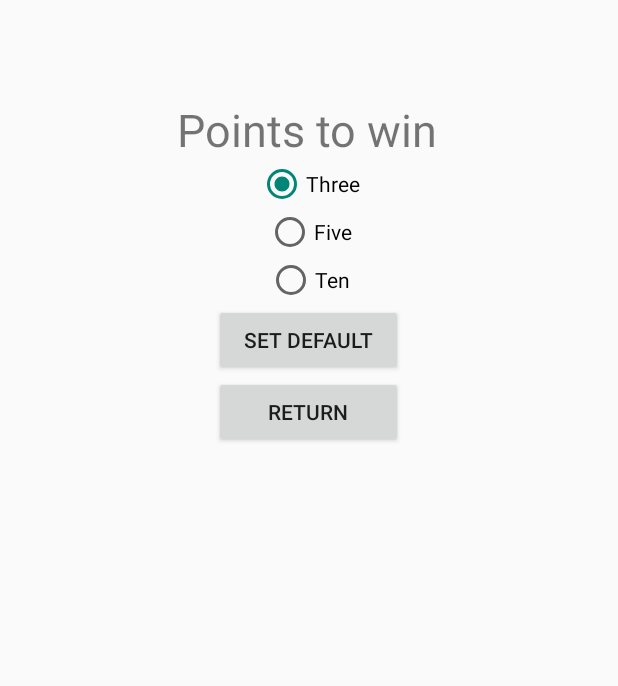
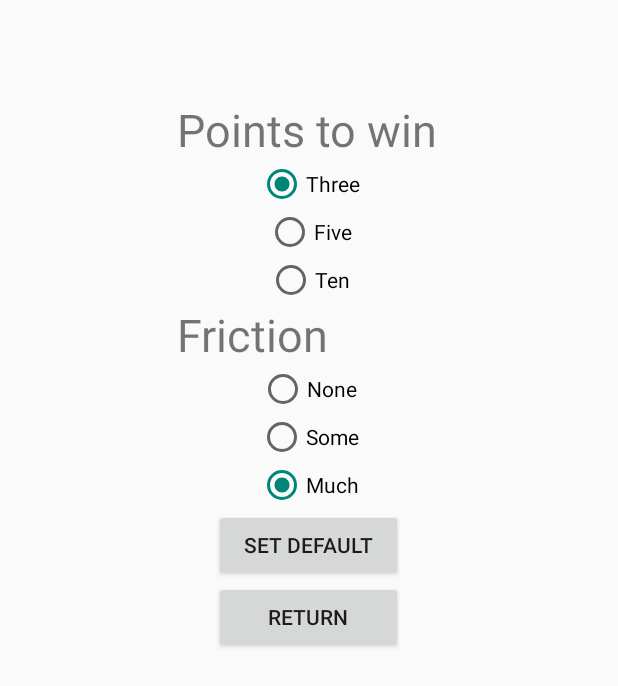
Before and after one commit to MDThomsen/AirHockityGame, an Android app: the Settings screen opened directly, with no data from a screen before it, on a phone screen of 412 x 824 dp. Shown: the top 686 px of the screen. Run offline under Robolectric (Android 15) with nearby library versions, the phone set to English and light mode, and no system bars; 2 statements that could not run were skipped.

Commit message:
menu changes

```diff
--- a/app/src/main/java/com/example/mthomsen/airhockitygame/Settings.java
+++ b/app/src/main/java/com/example/mthomsen/airhockitygame/Settings.java
@@ -5,6 +5,7 @@ import android.content.Context;
 import android.content.Intent;
 import android.content.SharedPreferences;
 import android.preference.PreferenceManager;
+import android.provider.MediaStore;
 import android.support.v7.app.ActionBarActivity;
 import android.os.Bundle;
 import android.view.Menu;
@@ -23,15 +24,13 @@ public class Settings extends Activity {
         super.onCreate(savedInstanceState);
         setContentView(R.layout.activity_settings);
         prefs = PreferenceManager.getDefaultSharedPreferences(getBaseContext());
-         final RadioGroup pointsGroup  = (RadioGroup) findViewById(R.id.pointsGroup);
+        final RadioGroup pointsGroup  = (RadioGroup) findViewById(R.id.pointsGroup);
+        final RadioGroup frictionGroup = (RadioGroup) findViewById(R.id.frictionGroup);
         int set = prefs.getInt("points",0);
-        if(set == 3){
-           pointsGroup.check(R.id.radio_three);
-        } else if (set == 5){
-            pointsGroup.check(R.id.radio_five);
-        } else {
-            pointsGroup.check(R.id.radio_ten);
-        }
+        String friction = prefs.getString("friction",null);
+
+
+        setButtons(pointsGroup,frictionGroup,set,friction);
 
         Button defButton = (Button) findViewById(R.id.default_button);
         Button retButton = (Button) findViewById(R.id.return_button);
@@ -40,18 +39,32 @@ public class Settings extends Activity {
             @Override
             public void onClick(View v) {
                 pointsGroup.check(R.id.radio_three);
+                frictionGroup.check(R.id.radio_some);
             }
         });
 
         pointsGroup.setOnCheckedChangeListener(new RadioGroup.OnCheckedChangeListener() {
             @Override
             public void onCheckedChanged(RadioGroup group, int checkedId) {
-                if(R.id.radio_three == checkedId){
+                if (R.id.radio_three == checkedId) {
                     prefs.edit().putInt("points", 3).commit();
+                } else if (checkedId == R.id.radio_five) {
+                    prefs.edit().putInt("points", 5).commit();
+                } else if (checkedId == R.id.radio_ten) {
+                    prefs.edit().putInt("points", 10).commit();
+                }
+            }
+        });
+
+        frictionGroup.setOnCheckedChangeListener(new RadioGroup.OnCheckedChangeListener() {
+            @Override
+            public void onCheckedChanged(RadioGroup group, int checkedId) {
+                if(R.id.radio_none == checkedId){
+                    prefs.edit().putString("friction", "none").commit();
                 } else if (checkedId == R.id.radio_five){
-                    prefs.edit().putInt("points",5).commit();
+                    prefs.edit().putString("friction","some").commit();
                 } else if (checkedId == R.id.radio_ten){
-                    prefs.edit().putInt("points",10).commit();
+                    prefs.edit().putString("friction","much").commit();
                 }
             }
         });
@@ -66,7 +79,22 @@ public class Settings extends Activity {
 
 
     }
+    public void setButtons(RadioGroup pointsGroup,RadioGroup frictionGroup, int set,String friction){
+        if(set == 3){
+            pointsGroup.check(R.id.radio_three);
+        } else if (set == 5){
+            pointsGroup.check(R.id.radio_five);
+        } else {
+            pointsGroup.check(R.id.radio_ten);
+        }
 
-
+        if(friction.equals("none")){
+            frictionGroup.check(R.id.radio_none);
+        } else if (friction.equals("some")){
+            frictionGroup.check(R.id.radio_some);
+        } else {
+            frictionGroup.check(R.id.radio_much);
+        }
+    }
 
 }
--- a/app/src/main/res/layout/activity_settings.xml
+++ b/app/src/main/res/layout/activity_settings.xml
@@ -50,6 +50,41 @@
             android:layout_gravity="center_horizontal"
             android:id="@+id/radio_ten" />
     </RadioGroup>
+        <TextView
+            android:layout_gravity="center"
+            android:layout_width="175dp"
+            android:layout_height="wrap_content"
+            android:text="Friction"
+            android:textSize="30dp"
+            android:layout_marginTop="0dp" />
+        <RadioGroup
+            android:id="@+id/frictionGroup"
+            android:layout_width="wrap_content"
+            android:layout_height="wrap_content"
+            android:layout_gravity="center_horizontal" >
+
+            <RadioButton
+                android:layout_width="wrap_content"
+                android:layout_height="wrap_content"
+                android:text="None"
+                android:layout_gravity="center_horizontal"
+                android:id="@+id/radio_none"/>
+
+
+            <RadioButton
+                android:layout_width="wrap_content"
+                android:layout_height="wrap_content"
+                android:text="Some"
+                android:layout_gravity="center_horizontal"
+                android:id="@+id/radio_some" />
+
+            <RadioButton
+                android:layout_width="wrap_content"
+                android:layout_height="wrap_content"
+                android:text="Much"
+                android:layout_gravity="center_horizontal"
+                android:id="@+id/radio_much" />
+        </RadioGroup>
 
     <Button
         android:layout_width="126dp"
--- a/settings.gradle
+++ /dev/null
@@ -1 +0,0 @@
-include ':app'
```
Also changed, not shown: app/src/main/java/com/example/mthomsen/airhockitygame/Game.java (+24 -8 lines), app/src/main/java/com/example/mthomsen/airhockitygame/MainActivity.java (+16 -5 lines), app/src/main/java/com/example/mthomsen/airhockitygame/Puck.java (+8 -1 lines), app/src/main/res/layout/activity_main.xml (+7 -4 lines), 2 other files.
